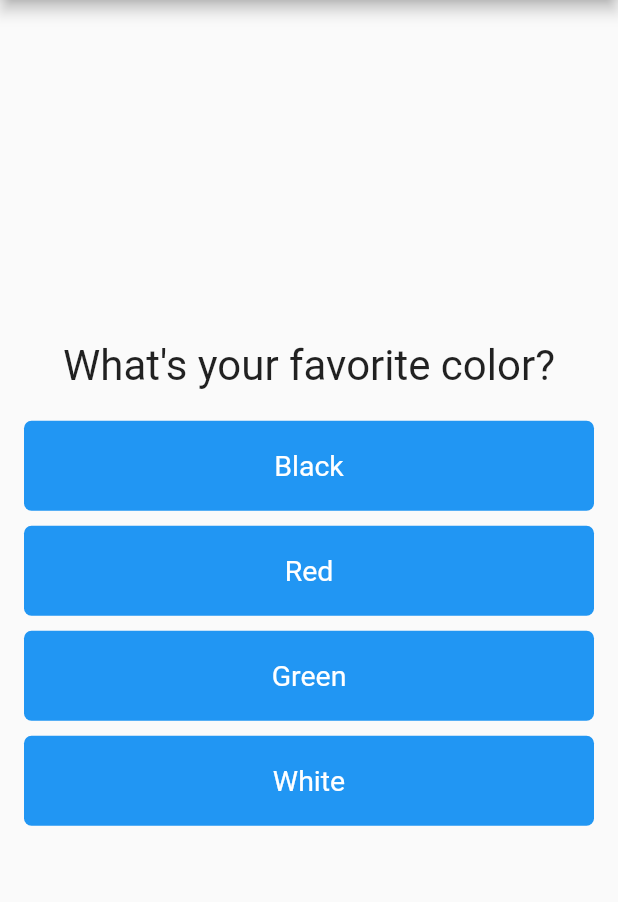
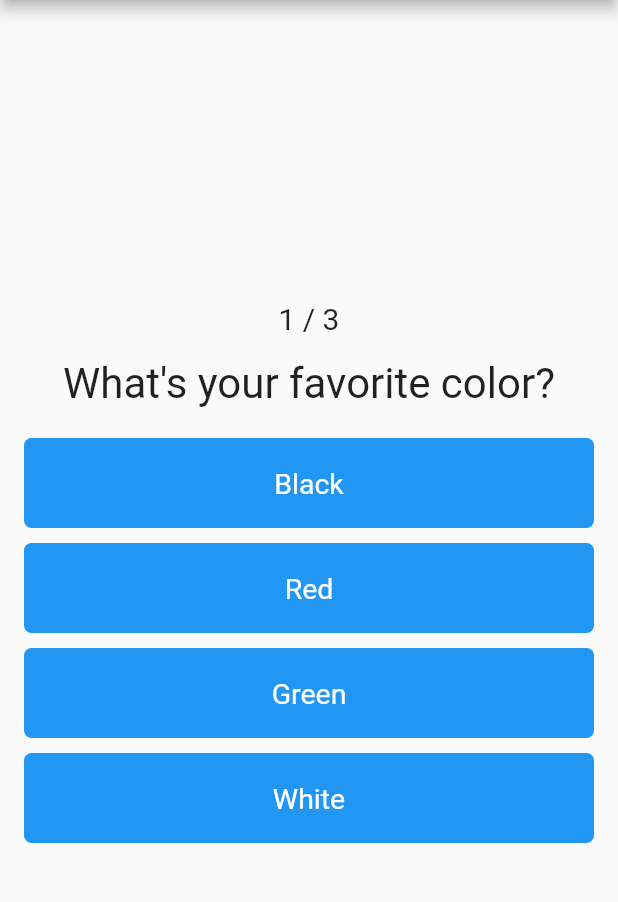
Before and after one commit to PrinceNarteh/quiz-app, a Flutter app: the screen it shows after launch, on a phone screen of 412 x 824 dp, the part 84-986 px from its top. Run offline on Flutter 3.47's test engine with Material 2 defaults, Android fonts, the phone set to English and light mode, and no system bars.

Commit message:
adds question number

```diff
--- a/lib/main.dart
+++ b/lib/main.dart
@@ -48,6 +48,10 @@ class _MyAppState extends State<MyApp> {
             crossAxisAlignment: CrossAxisAlignment.center,
             mainAxisAlignment: MainAxisAlignment.center,
             children: <Widget>[
+              Text(
+                "${_questionIndex + 1} / ${questions.length}",
+                style: const TextStyle(fontSize: 20),
+              ),
               Question(questions[_questionIndex]['questionText'] as String),
               ...(questions[_questionIndex]['answers'] as List<String>)
                   .map((answer) {
```
